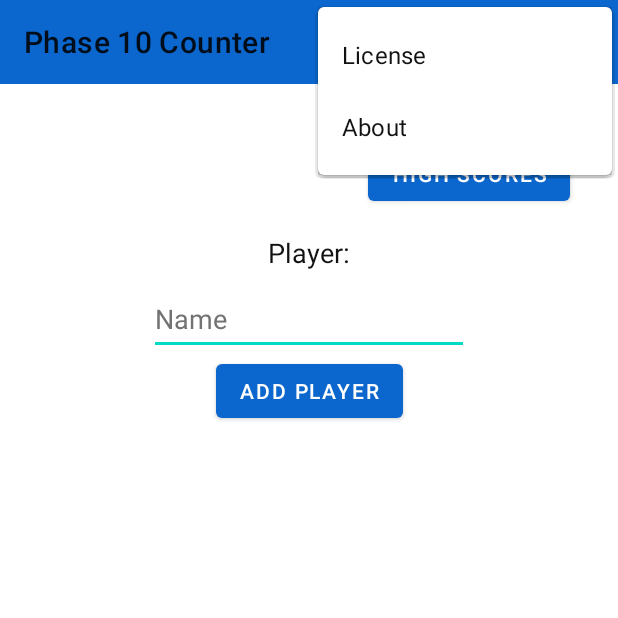
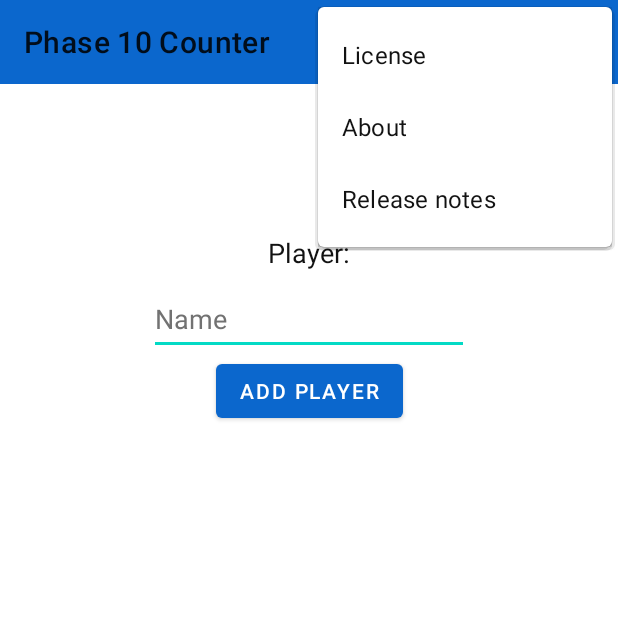
Before and after one commit to etwasmitbaum/Phase10Counter, an Android app: the screen it shows after launch (MainActivity), with the options menu open, on a phone screen of 412 x 824 dp, the top half of it. Run offline under Robolectric (Android 15) with nearby library versions, the phone set to English and light mode, and no system bars; our stand-ins replace FlexboxLayout, Room's generated code; libraries missing offline, so code that uses them is left out: com.google.android.flexbox; 3 statements that could not run were skipped.

Commit message:
Add release notes button to toolbar

```diff
--- a/app/src/main/java/com/tjEnterprises/phase10Counter/MainActivity.kt
+++ b/app/src/main/java/com/tjEnterprises/phase10Counter/MainActivity.kt
@@ -65,6 +65,11 @@
         }
     }
 
+    override fun onCreateOptionsMenu(menu: Menu?): Boolean {
+        menuInflater.inflate(R.menu.main_menu, menu)
+        return super.onCreateOptionsMenu(menu)
+    }
+
     private fun initViews() {
         tvUpdate = findViewById(R.id.tvUpdate)
         tvUpdate.text = ""
@@ -117,17 +122,16 @@
         }
     }
 
-    override fun onCreateOptionsMenu(menu: Menu?): Boolean {
-        menuInflater.inflate(R.menu.main_menu, menu)
-        return super.onCreateOptionsMenu(menu)
-    }
-
     override fun onOptionsItemSelected(item: MenuItem): Boolean {
 
         when(item.itemId) {
             R.id.menu_license -> showLicence(this)
+            R.id.menu_about -> showAbout(this)
+            R.id.menu_release_notes -> {
+                val uri = Uri.parse("https://github.com/etwasmitbaum/Phase10Counter/releases")
+                startActivity(Intent(Intent.ACTION_VIEW, uri))
+            }
 
-            R.id.menu_about -> showAbout(this)
         }
 
         return super.onOptionsItemSelected(item)
--- a/app/src/main/res/menu/main_menu.xml
+++ b/app/src/main/res/menu/main_menu.xml
@@ -8,4 +8,8 @@
         android:id="@+id/menu_about"
         android:title="@string/about" />
 
+    <item
+        android:id="@+id/menu_release_notes"
+        android:title="@string/release_notes" />
+
 </menu>
--- a/app/src/main/res/values/strings.xml
+++ b/app/src/main/res/values/strings.xml
@@ -40,4 +40,5 @@
     <string name="GPLv3License">GPLv3-License</string>
     <string name="version">"Version: "</string>
     <string name="githubLink">"Link to Github: "</string>
+    <string name="release_notes">Release notes</string>
 </resources>
```
Also changed, not shown: 1 other file.
